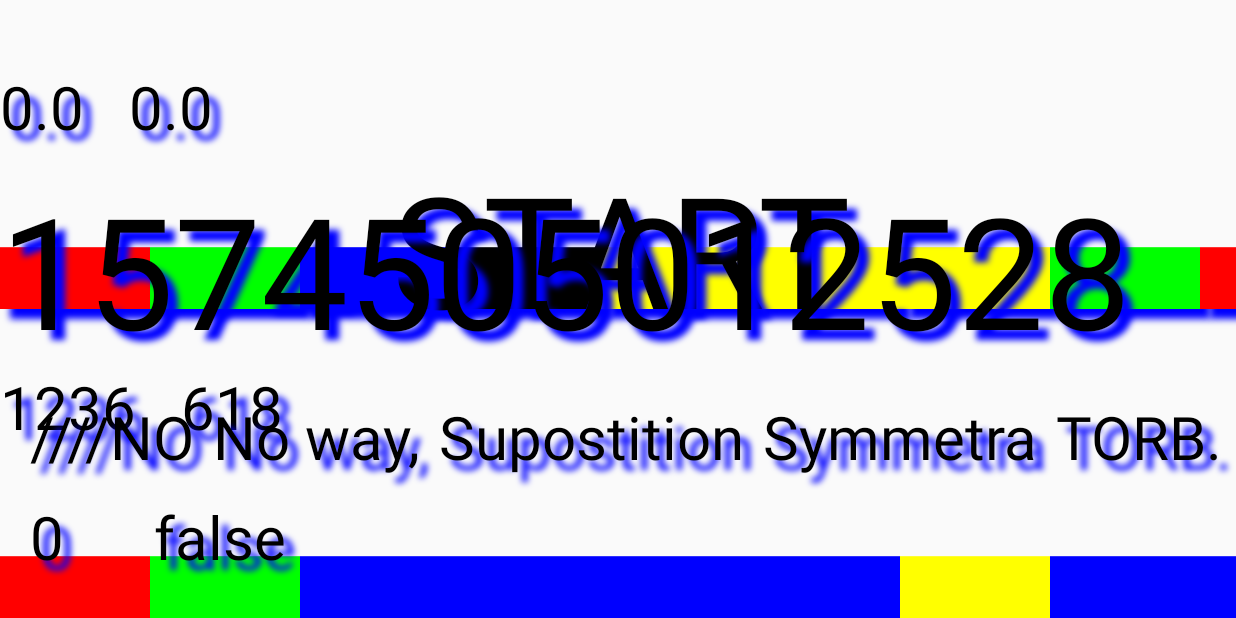
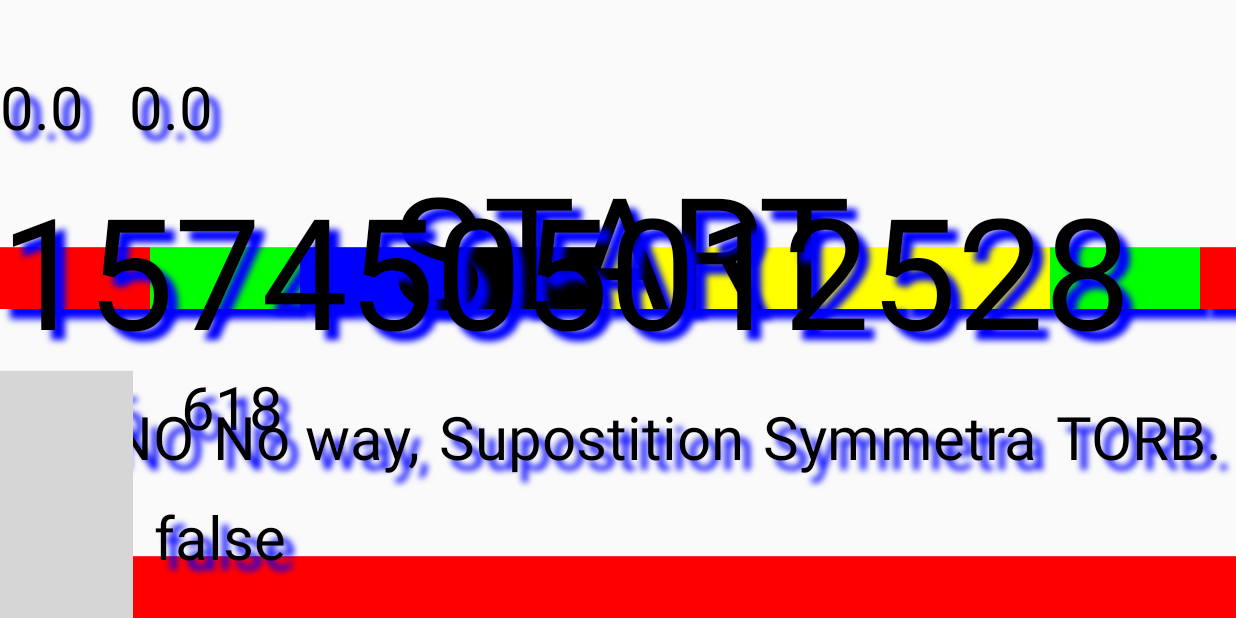
Before and after one commit to ArseniiPanoff/Game-platformer, an Android app: the GameActivity screen opened directly, with no data from a screen before it, on a phone screen of 824 x 412 dp (held sideways). Run offline under Robolectric (Android 15) with nearby library versions, the phone set to English and light mode, and no system bars.

Commit message:
level limit

```diff
--- a/app/src/main/java/home/panoff/arsenii/game/GameActivity.kt
+++ b/app/src/main/java/home/panoff/arsenii/game/GameActivity.kt
@@ -1,26 +1,25 @@
 package home.panoff.arsenii.game
 
-import android.annotation.SuppressLint
+import android.R.attr.bitmap
 import android.app.Activity
 import android.content.Context
 import android.content.Intent
 import android.content.pm.ActivityInfo
-import android.graphics.Canvas
-import android.graphics.Color
-import android.graphics.Paint
+import android.graphics.*
+import android.graphics.Bitmap.createScaledBitmap
+import android.graphics.Color.BLACK
+import android.graphics.Color.RED
+import android.graphics.drawable.Drawable
 import android.os.Bundle
 import android.view.MotionEvent
 import android.view.View
 import android.view.Window
 import android.view.WindowManager
+import java.io.ByteArrayOutputStream
+import java.io.InputStream
 import java.util.*
-import android.graphics.Bitmap
-import android.graphics.Bitmap.createScaledBitmap
-import android.graphics.BitmapFactory
-import android.text.style.BackgroundColorSpan
-import java.io.*
 
-@SuppressLint("ViewConstructor")
+
 class Draw2D(context: Context, S:String) : View(context) {
 
     private val Str:String = S
@@ -31,6 +30,7 @@ class Draw2D(context: Context, S:String) : View(context) {
     private var mBitmap2: Bitmap? = null
     private var mBitmap1: Bitmap? = null
     private var mBitmap3: Bitmap? = null
+    private var mBitmap4: Bitmap? = null
     private var startTime : Long = 0
     private var i :Int = 0
     private var j :Int = 0
@@ -40,24 +40,20 @@ class Draw2D(context: Context, S:String) : View(context) {
 
     init {
         val res = this.resources
-        this.mBitmap =  BitmapFactory.decodeResource(res, R.drawable.ice)
-        this.mBitmap1 = BitmapFactory.decodeResource(res, R.drawable.genji)
-        this.mBitmap2 = BitmapFactory.decodeResource(res, R.drawable.logo)
-        this.mBitmap3 = BitmapFactory.decodeResource(res, R.drawable.mercy)
-
+        this.mBitmap =  BitmapFactory.decodeResource(res, R.drawable.ggm_1)
+        this.mBitmap1 = BitmapFactory.decodeResource(res, R.drawable.ggm_2)
+        this.mBitmap2 = BitmapFactory.decodeResource(res, R.drawable.ggm_3)
+        this.mBitmap3 = BitmapFactory.decodeResource(res, R.drawable.ggm_4)
+        this.mBitmap4 = BitmapFactory.decodeResource(res, R.drawable.gg_2)
     }
 
-    override fun performClick(): Boolean {
-
-        return super.performClick()
-    }
     override fun onTouchEvent(event: MotionEvent): Boolean {
         performClick()
         val eventAction = event.action
         if (eventAction == MotionEvent.ACTION_DOWN ) {
             this.xPath = event.x
             this.yPath = event.y
-            cglvlpart++
+           // cglvlpart++
 
             k++
             if(k > 3)
@@ -73,11 +69,10 @@ class Draw2D(context: Context, S:String) : View(context) {
     }
 
     override fun onDraw(canvas: Canvas) {
-
+     //   mBitmap4=createScaledBitmap(mBitmap4, 800/6, 2065/6, true)
         super.onDraw(canvas)
         startTime = System.currentTimeMillis()
 
-        canvas.drawARGB(0, 225, 225, 255)
         mPaint.isAntiAlias = true
         mPaint.color = Color.WHITE
         mPaint.textSize = height.toFloat()/4f
@@ -85,63 +80,52 @@ class Draw2D(context: Context, S:String) : View(context) {
         mPaint.style = Paint.Style.STROKE
         mPaint.setShadowLayer(5.0f, 10.0f, 10.0f, Color.BLUE)
 
-    //    createScaledBitmap(mBitmap, width, height, true)
-    //    if(k == 0)
-    //        {canvas.drawBitmap(createScaledBitmap(mBitmap, width, height, true), 0f, 0f, mPaint)}
-    //    else if(k == 1)
-     //       {canvas.drawBitmap(createScaledBitmap(mBitmap1, width, height, true), 0f, 0f, mPaint)}
-
-    //    else if(k == 2)
-     //       {canvas.drawBitmap(createScaledBitmap(mBitmap2, width, height, true), 0f, 0f, mPaint)}
-    //    else if(k == 3)
-      //      {canvas.drawBitmap(createScaledBitmap(mBitmap3, width, height, true), 0f, 0f, mPaint)}
-
         mPaint.style = Paint.Style.FILL
-        mPaint.color = Color.RED
-        if(helpToTime)
+        mPaint.color = RED
+        if(helpToTime && (lvl.lvl1.length*150-width)-150 >= 15*cglvlpart)
             cglvlpart++
-
-        while(lvl.lvl1[j] != '.')
-        {
-        if(lvl.lvl1[j] == 'R')
-            mPaint.color = Color.RED
-        if(lvl.lvl1[j] == 'Y')
+        while (lvl.lvl1[j] != '.') {
+                if (lvl.lvl1[j] == 'R')
+                    mPaint.color = RED
+                if (lvl.lvl1[j] == 'Y')
                     mPaint.color = Color.YELLOW
-        if(lvl.lvl1[j] == 'B')
+                if (lvl.lvl1[j] == 'B')
                     mPaint.color = Color.BLUE
-        if(lvl.lvl1[j] == 'G')
+                if (lvl.lvl1[j] == 'G')
                     mPaint.color = Color.GREEN
-        if(lvl.lvl1[j] == 'L')
+                if (lvl.lvl1[j] == 'L')
                     mPaint.color = Color.BLACK
-        if(lvl.lvl1[j] == 'P')
+                if (lvl.lvl1[j] == 'P')
                     mPaint.color = Color.MAGENTA
-        if(lvl.lvl1[j] != ' ')
-            canvas.drawRect(i.toFloat()-15f*cglvlpart, height.toFloat()*9/10,i.toFloat()+150f-15f*cglvlpart,height.toFloat(),mPaint)
+                if (lvl.lvl1[j] != ' ')
+                    canvas.drawRect(i.toFloat() - 15f * cglvlpart, height.toFloat() * 9 / 10, i.toFloat() + 150f - 15f * cglvlpart, height.toFloat(), mPaint)
                 j++
-            i+=150
+                i += 150
             }
             i = 0
             j = 0
-        while(lvl.lvl2[j] != '.')
-        {
-            if(lvl.lvl2[j] == 'R')
-                mPaint.color = Color.RED
-            if(lvl.lvl2[j] == 'Y')
+            while (lvl.lvl2[j] != '.') {
+                if (lvl.lvl2[j] == 'R')
+                    mPaint.color = RED
+                if (lvl.lvl2[j] == 'Y')
                     mPaint.color = Color.YELLOW
-            if(lvl.lvl2[j] == 'B')
+                if (lvl.lvl2[j] == 'B')
                     mPaint.color = Color.BLUE
-            if(lvl.lvl2[j] == 'G')
+                if (lvl.lvl2[j] == 'G')
                     mPaint.color = Color.GREEN
-            if(lvl.lvl2[j] == 'L')
+                if (lvl.lvl2[j] == 'L')
                     mPaint.color = Color.BLACK
-            if(lvl.lvl2[j] == 'P')
+                if (lvl.lvl2[j] == 'P')
                     mPaint.color = Color.MAGENTA
-            if(lvl.lvl2[j] != ' ')
-                canvas.drawRect(i.toFloat()-15f*cglvlpart, height.toFloat()*4/10,i.toFloat()+150f-15f*cglvlpart,height.toFloat()*1/2,mPaint)
+                if (lvl.lvl2[j] != ' ')
+                    canvas.drawRect(i.toFloat() - 15f * cglvlpart, height.toFloat() * 4 / 10, i.toFloat() + 150f - 15f * cglvlpart, height.toFloat() * 1 / 2, mPaint)
                 j++
-            i+=150
+                i += 150
             }
-        i = 0 ; j = 0
+            i = 0; j = 0
+
+      //  canvas.drawBitmap(mBitmap4,0f,height*6/10f,mPaint)
+
         canvas.drawText("START", width.toFloat()/3f-20f, height.toFloat()/2f, mPaint)
         canvas.drawText("$startTime", 0f, 330f, mPaint)
         mPaint.textSize = 60.0f
@@ -149,6 +133,16 @@ class Draw2D(context: Context, S:String) : View(context) {
         canvas.drawText("$xPath   $yPath",  0f, 130f, mPaint)
         canvas.drawText(Str,  30f, 460f, mPaint)
         canvas.drawText("$cglvlpart      $helpToTime",  30f, 560f, mPaint)
+        mPaint.setShadowLayer(0f,0f,0f,0)
+
+        if(helpToTime && startTime/100 % 3 == 0L)
+            canvas.drawBitmap((createScaledBitmap(mBitmap, 800/6, 2065/6, true)), 0f,height*6/10f, mPaint)
+        else if(helpToTime && startTime/100 % 3 == 1L)
+            canvas.drawBitmap((createScaledBitmap(mBitmap1, 800/6, 2065/6, true)), 0f,height*6/10f, mPaint)
+        else if(helpToTime && startTime/100 % 3 == 2L)
+            canvas.drawBitmap((createScaledBitmap(mBitmap4, 800/6, 2065/6, true)), 0f,height*6/10f, mPaint)
+        else
+            canvas.drawBitmap((createScaledBitmap(mBitmap4, 800/6, 2065/6, true)), 0f,height*6/10f, mPaint)
     }
 
     fun onTimer()
@@ -203,7 +197,7 @@ class GameActivity : Activity() {
 
         val draw2D = Draw2D(this, s )
         setContentView(draw2D)
-        Timer().schedule( TimerHandle(draw2D), 1000, 10 )
+        Timer().schedule( TimerHandle(draw2D), 1000, 20 )
     }
 
     override fun onStart() {
--- a/app/src/main/java/home/panoff/arsenii/game/bob.kt
+++ b/app/src/main/java/home/panoff/arsenii/game/bob.kt
@@ -4,6 +4,6 @@ object bob {
     var BOB:Int = 0
 }
 object lvl{
-    val lvl1 = "RGBBBBYBBBBBBYYRRGGBYGRBGGYRBBGRYRRGBGYBRGBBRYGR."
+    val lvl1 = "RRRRRRRRRRRRRRRRRRRRRRRRRRRRRRRRRRRRRRRRRRRRRRRR."
     val lvl2 = "RGBLYYYGRBLL  BBBBBB  PPPPP YYYY PPPPP BBBBB LLL."
 }
--- a/app/src/main/res/anim/menu_splash.xml
+++ b/app/src/main/res/anim/menu_splash.xml
@@ -1,6 +1,6 @@
 <?xml version="1.0" encoding="utf-8"?>
 <set xmlns:android="http://schemas.android.com/apk/res/android"
-    android:duration="15000"
+    android:duration="1000"
     android:fillAfter="true"
     android:interpolator="@android:anim/accelerate_decelerate_interpolator"
     android:shareInterpolator="false"
--- a/app/src/main/res/values/strings.xml
+++ b/app/src/main/res/values/strings.xml
@@ -14,4 +14,5 @@
     <string name="todo">TODO</string>
     <string name="exit">exit</string>
     <string name="fog">fog</string>
+    <string name="menud">menud</string>
 </resources>
```
Also changed, not shown: app/src/main/res/anim/fog_anim.xml (deleted, +0 -29 lines), app/src/main/res/layout/menu.xml (+11 -33 lines), app/src/main/res/drawable/fog.png (deleted). Lines whose indentation alone changed are shown as unchanged.
